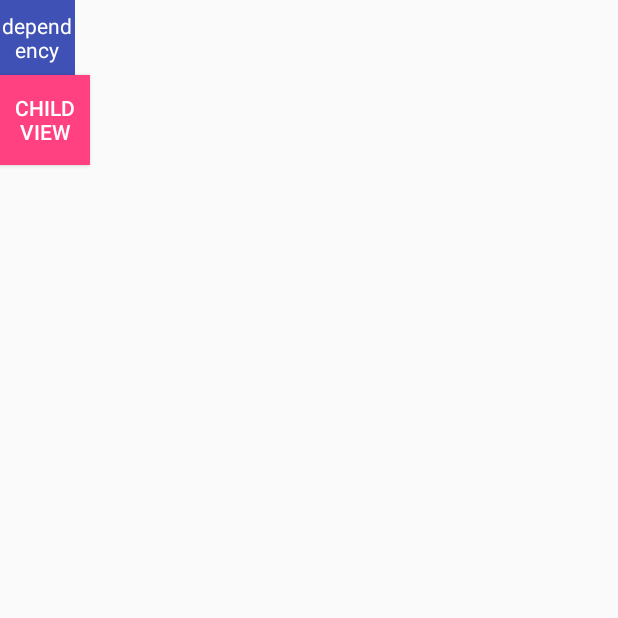
After one commit to ClarkRep/Knowledge_MaterialDesign, an Android app: the SimpleBehaviorActivity screen opened directly, with no data from a screen before it, on a phone screen of 412 x 824 dp, the top half of it. The commit adds this screen. Run offline under Robolectric (Android 15) with nearby library versions, the phone set to English and light mode, and no system bars.

Commit message:
添加自定义behavior

```diff
--- a/app/src/main/AndroidManifest.xml
+++ b/app/src/main/AndroidManifest.xml
@@ -37,6 +37,9 @@
         <activity
             android:name=".appbarlayout.FlagSnapActivity"
             android:theme="@style/BaseAppTheme" />
+        <activity
+            android:name=".coordinatorlayout.SimpleBehaviorActivity"
+            android:theme="@style/BaseAppTheme" />
     </application>
 
 </manifest>
--- a/app/src/main/java/com/example/zhaodanyang/knowledge_materialdesign/MainActivity.java
+++ b/app/src/main/java/com/example/zhaodanyang/knowledge_materialdesign/MainActivity.java
@@ -6,6 +6,7 @@ import android.support.v7.app.AppCompatActivity;
 import android.view.View;
 
 import com.example.zhaodanyang.knowledge_materialdesign.appbarlayout.AppbarLayoutActivity;
+import com.example.zhaodanyang.knowledge_materialdesign.coordinatorlayout.SimpleBehaviorActivity;
 import com.example.zhaodanyang.knowledge_materialdesign.snackbar.SnackbarActivity;
 
 public class MainActivity extends AppCompatActivity implements View.OnClickListener {
@@ -17,6 +18,7 @@ public class MainActivity extends AppCompatActivity implements View.OnClickListe
 
         findViewById(R.id.btn_snackbar).setOnClickListener(this);
         findViewById(R.id.btn_appbarlayout).setOnClickListener(this);
+        findViewById(R.id.btn_simple_behavior).setOnClickListener(this);
     }
 
     @Override
@@ -28,6 +30,9 @@ public class MainActivity extends AppCompatActivity implements View.OnClickListe
             case R.id.btn_appbarlayout:
                 startActivity(new Intent(this, AppbarLayoutActivity.class));
                 break;
+            case R.id.btn_simple_behavior:
+                startActivity(new Intent(this, SimpleBehaviorActivity.class));
+                break;
             default:
                 break;
         }
--- a/app/src/main/java/com/example/zhaodanyang/knowledge_materialdesign/appbarlayout/AppbarLayoutActivity.java
+++ b/app/src/main/java/com/example/zhaodanyang/knowledge_materialdesign/appbarlayout/AppbarLayoutActivity.java
@@ -39,12 +39,15 @@ public class AppbarLayoutActivity extends AppCompatActivity implements View.OnCl
     /*
         CollapsingToolbarLayout 可以通过app:contentScrim设置折叠时工具栏布局的颜色，用过app:statusBarScrim设置折叠时状态栏的颜色。
         默认contentScrim时colorPrimary的色值，statusBarScrim是colorPrimaryDark的色值。
+
         CollapsingToolbarLayout的子布局有3种折叠模式（Toolbar中设置的app:layout_collapseMode）：
         1.off：这是个默认属性，布局将正常显示，没有折叠的行为。
         2.pin：CollapsingToolbarLayout折叠后，此布局将固定在顶部。
         3.parallax：CollapsingToolbarLayout折叠后，此布局也会有视差折叠效果。
+     */
 
-        布局结构：
+    /*
+     布局结构：
         <AppBarLayout>
             <CollapsingToolbarLayout>
                 <ImageView app:layout_collapseMode="parallax"/>
@@ -54,7 +57,6 @@ public class AppbarLayoutActivity extends AppCompatActivity implements View.OnCl
             </CollapsingToolbarLayout>
         </AppBarLayout>
      */
-
 
     @Override
     protected void onCreate(@Nullable Bundle savedInstanceState) {
--- /dev/null
+++ b/app/src/main/java/com/example/zhaodanyang/knowledge_materialdesign/coordinatorlayout/SimpleBehaviorActivity.java
@@ -0,0 +1,72 @@
+package com.example.zhaodanyang.knowledge_materialdesign.coordinatorlayout;
+
+import android.annotation.SuppressLint;
+import android.os.Bundle;
+import android.support.annotation.Nullable;
+import android.support.design.widget.CoordinatorLayout;
+import android.support.v7.app.AppCompatActivity;
+import android.view.MotionEvent;
+import android.view.View;
+import android.widget.TextView;
+
+import com.example.zhaodanyang.knowledge_materialdesign.R;
+
+/**
+ * Description
+ * Company Beijing icourt
+ *
+ * @author zhaodanyang  E-mail:zhaodanyang@icourt.cc
+ *         date createTime：2017/12/23
+ *         version
+ */
+public class SimpleBehaviorActivity extends AppCompatActivity {
+
+    private int downX;
+    private int downY;
+
+    @SuppressLint("ClickableViewAccessibility")
+    @Override
+    protected void onCreate(@Nullable Bundle savedInstanceState) {
+        super.onCreate(savedInstanceState);
+        setContentView(R.layout.activity_simple_behavior);
+
+        final TextView dependency = findViewById(R.id.dependency);
+        dependency.setOnTouchListener(new View.OnTouchListener() {
+            @Override
+            public boolean onTouch(View v, MotionEvent event) {
+
+                switch (event.getAction()) {
+                    case MotionEvent.ACTION_DOWN:
+                        downX = (int) event.getX();
+                        downY = (int) event.getY();
+
+                        break;
+                    case MotionEvent.ACTION_MOVE:
+                        int x = (int) event.getX();
+                        int y = (int) event.getY();
+
+                        CoordinatorLayout.MarginLayoutParams layoutParams = (CoordinatorLayout.MarginLayoutParams) dependency.getLayoutParams();
+
+                        int leftMargin = layoutParams.leftMargin;
+                        int topMargin = layoutParams.topMargin;
+
+                        int moveX = x - downX;
+                        int moveY = y - downY;
+
+                        layoutParams.leftMargin = leftMargin + moveX;
+                        layoutParams.topMargin = topMargin + moveY;
+
+                        dependency.setLayoutParams(layoutParams);
+                        break;
+
+                    case MotionEvent.ACTION_UP:
+                        downX = 0;
+                        downY = 0;
+                        break;
+                }
+                return true;
+            }
+        });
+    }
+
+}
--- /dev/null
+++ b/app/src/main/java/com/example/zhaodanyang/knowledge_materialdesign/coordinatorlayout/behavior/SimpleBehavior.java
@@ -0,0 +1,69 @@
+package com.example.zhaodanyang.knowledge_materialdesign.coordinatorlayout.behavior;
+
+import android.content.Context;
+import android.support.design.widget.CoordinatorLayout;
+import android.util.AttributeSet;
+import android.util.DisplayMetrics;
+import android.view.View;
+import android.widget.Button;
+
+import com.example.zhaodanyang.knowledge_materialdesign.R;
+
+/**
+ * Description 一个简单的自定义behavior，范型是Child View
+ * Company Beijing icourt
+ *
+ * @author zhaodanyang  E-mail:zhaodanyang@icourt.cc
+ *         date createTime：2017/12/23
+ *         version
+ */
+public class SimpleBehavior extends CoordinatorLayout.Behavior<Button> {
+
+    private int width;
+    private int height;
+
+    public SimpleBehavior(Context context, AttributeSet attrs) {
+        super(context, attrs);
+        DisplayMetrics displayMetrics = context.getResources().getDisplayMetrics();
+        width = displayMetrics.widthPixels;
+        height = displayMetrics.heightPixels;
+    }
+
+    /**
+     * 判断child的布局所依赖的dependency
+     *
+     * @param parent
+     * @param child
+     * @param dependency
+     * @return false - 表示Child View 不依赖dependency；true - 表示依赖
+     */
+    @Override
+    public boolean layoutDependsOn(CoordinatorLayout parent, Button child, View dependency) {
+        if (dependency.getId() == R.id.dependency) {
+            return true;
+        }
+        return false;
+    }
+
+    /**
+     * 当dependency发生改变时（位置、宽高等），执行这个函数。
+     *
+     * @param parent
+     * @param child
+     * @param dependency
+     * @return true - 表示Child View要随着dependency的改变而改变（宽高、位置等）；否则就返回false
+     */
+    @Override
+    public boolean onDependentViewChanged(CoordinatorLayout parent, Button child, View dependency) {
+        int top = dependency.getTop();
+        int left = dependency.getLeft();
+
+        CoordinatorLayout.MarginLayoutParams layoutParams = (CoordinatorLayout.MarginLayoutParams) child.getLayoutParams();
+        layoutParams.topMargin = top + dependency.getHeight();
+        layoutParams.leftMargin = left;
+        child.setLayoutParams(layoutParams);
+
+        return true;
+    }
+
+}
--- a/app/src/main/res/layout/activity_appbar_layout.xml
+++ b/app/src/main/res/layout/activity_appbar_layout.xml
@@ -28,7 +28,8 @@
                 android:layout_width="match_parent"
                 android:layout_height="match_parent"
                 android:scaleType="centerCrop"
-                android:src="@drawable/angel" />
+                android:src="@drawable/angel"
+                app:layout_collapseMode="parallax" />
 
             <android.support.v7.widget.Toolbar
                 android:layout_width="match_parent"
--- /dev/null
+++ b/app/src/main/res/layout/activity_simple_behavior.xml
@@ -0,0 +1,26 @@
+<?xml version="1.0" encoding="utf-8"?>
+<android.support.design.widget.CoordinatorLayout xmlns:android="http://schemas.android.com/apk/res/android"
+    xmlns:app="http://schemas.android.com/apk/res-auto"
+    android:layout_width="match_parent"
+    android:layout_height="match_parent">
+
+    <TextView
+        android:id="@+id/dependency"
+        android:layout_width="50dp"
+        android:layout_height="50dp"
+        android:background="@color/colorPrimary"
+        android:gravity="center"
+        android:text="dependency"
+        android:textColor="@android:color/white" />
+
+    <Button
+        android:layout_width="60dp"
+        android:layout_height="60dp"
+        android:layout_marginTop="50dp"
+        android:background="@color/colorAccent"
+        android:gravity="center"
+        android:text="Child View"
+        android:textColor="@android:color/white"
+        app:layout_behavior="com.example.zhaodanyang.knowledge_materialdesign.coordinatorlayout.behavior.SimpleBehavior" />
+
+</android.support.design.widget.CoordinatorLayout>
```
Also changed, not shown: app/src/main/res/layout/activity_main.xml (+8 -0 lines).
